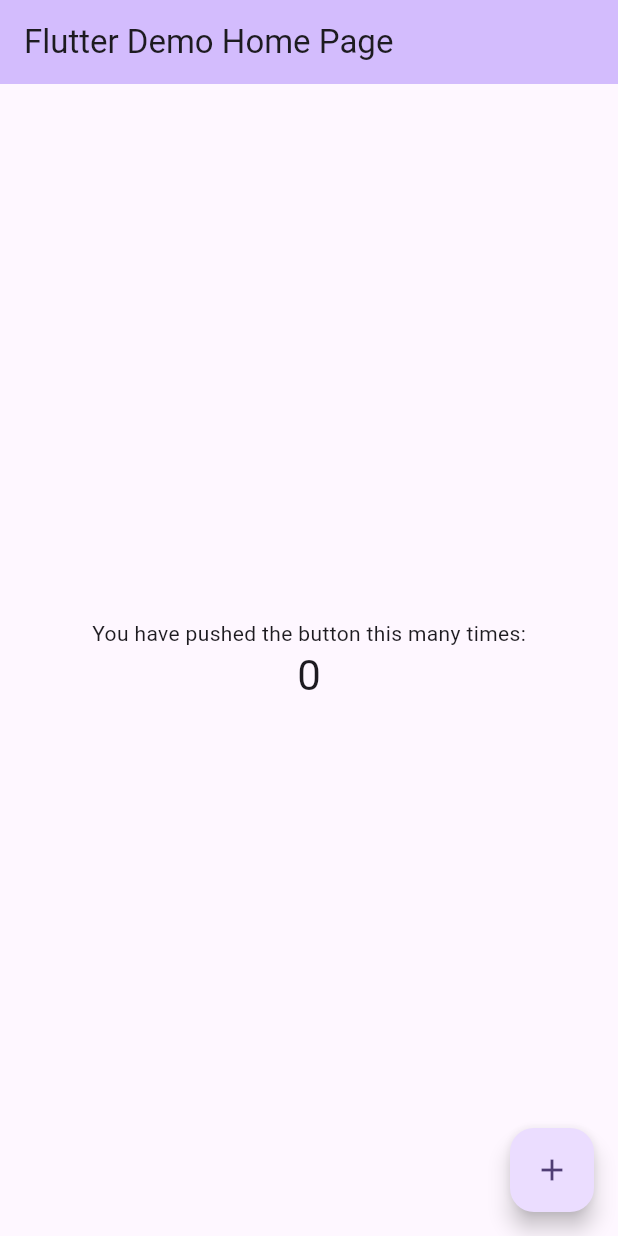
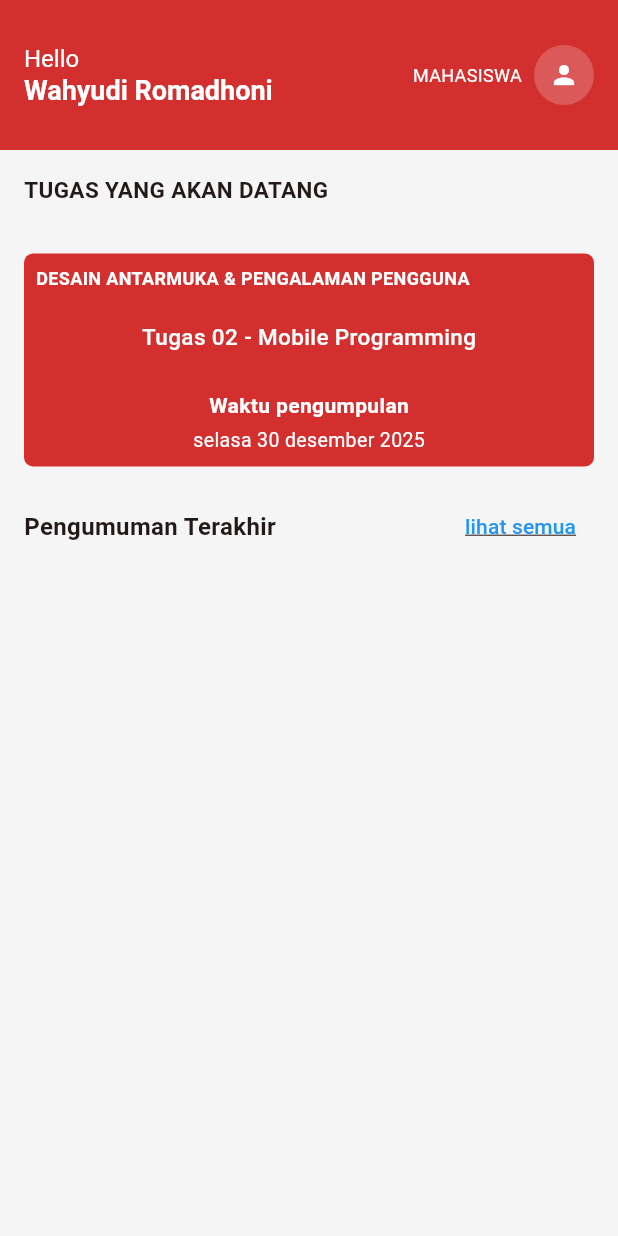
Before and after one commit to wahyudiRomadhoni/learngapp, a Flutter app: the screen it shows after launch, on a phone screen of 412 x 824 dp. Run offline on Flutter 3.47's test engine with Material 3 defaults, Android fonts, the phone set to English and light mode, and no system bars.

Commit message:
membuat app bar dan section bar

```diff
--- /dev/null
+++ b/lib/constants.dart
@@ -0,0 +1,15 @@
+import 'package:flutter/material.dart';
+
+// Constants for colors
+abstract class AppColors {
+  static const primary = Color(0xFF6200EE);
+  static const secondary = Color(0xFF03DAC6);
+  static const background = Color(0xFFF5F5F5);
+  static const cardBackground = Colors.white;
+  static const textPrimary = Color(0xFF212121);
+  static const textSecondary = Color(0xFF757575);
+  static const success = Color(0xFF4CAF50);
+  static const warning = Color(0xFFFFC107);
+  static const error = Color(0xFFF44336);
+  static const info = Color(0xFF2196F3);
+}
--- a/lib/main.dart
+++ b/lib/main.dart
@@ -1,4 +1,6 @@
 import 'package:flutter/material.dart';
+import 'widgets/header_section.dart';
+import 'constants.dart';
 
 void main() {
   runApp(const MyApp());
@@ -7,116 +9,131 @@ void main() {
 class MyApp extends StatelessWidget {
   const MyApp({super.key});
 
-  // This widget is the root of your application.
   @override
   Widget build(BuildContext context) {
     return MaterialApp(
-      title: 'Flutter Demo',
+      title: 'Learning Management System',
+      debugShowCheckedModeBanner: false,
       theme: ThemeData(
-        // This is the theme of your application.
-        //
-        // TRY THIS: Try running your application with "flutter run". You'll see
-        // the application has a purple toolbar. Then, without quitting the app,
-        // try changing the seedColor in the colorScheme below to Colors.green
-        // and then invoke "hot reload" (save your changes or press the "hot
-        // reload" button in a Flutter-supported IDE, or press "r" if you used
-        // the command line to start the app).
-        //
-        // Notice that the counter didn't reset back to zero; the application
-        // state is not lost during the reload. To reset the state, use hot
-        // restart instead.
-        //
-        // This works for code too, not just values: Most code changes can be
-        // tested with just a hot reload.
-        colorScheme: ColorScheme.fromSeed(seedColor: Colors.deepPurple),
+        colorScheme: ColorScheme.fromSeed(
+          seedColor: const Color(0xFFD32F2F),
+          primary: const Color(0xFFD32F2F),
+          secondary: AppColors.secondary,
+          surface: AppColors.background,
+        ),
+        scaffoldBackgroundColor: AppColors.background,
+        useMaterial3: true,
+        fontFamily: 'Roboto',
       ),
-      home: const MyHomePage(title: 'Flutter Demo Home Page'),
+      home: const DashboardScreen(),
     );
   }
 }
 
-class MyHomePage extends StatefulWidget {
-  const MyHomePage({super.key, required this.title});
-
-  // This widget is the home page of your application. It is stateful, meaning
-  // that it has a State object (defined below) that contains fields that affect
-  // how it looks.
-
-  // This class is the configuration for the state. It holds the values (in this
-  // case the title) provided by the parent (in this case the App widget) and
-  // used by the build method of the State. Fields in a Widget subclass are
-  // always marked "final".
-
-  final String title;
-
-  @override
-  State<MyHomePage> createState() => _MyHomePageState();
-}
-
-class _MyHomePageState extends State<MyHomePage> {
-  int _counter = 0;
-
-  void _incrementCounter() {
-    setState(() {
-      // This call to setState tells the Flutter framework that something has
-      // changed in this State, which causes it to rerun the build method below
-      // so that the display can reflect the updated values. If we changed
-      // _counter without calling setState(), then the build method would not be
-      // called again, and so nothing would appear to happen.
-      _counter++;
-    });
-  }
+class DashboardScreen extends StatelessWidget {
+  const DashboardScreen({super.key});
 
   @override
   Widget build(BuildContext context) {
-    // This method is rerun every time setState is called, for instance as done
-    // by the _incrementCounter method above.
-    //
-    // The Flutter framework has been optimized to make rerunning build methods
-    // fast, so that you can just rebuild anything that needs updating rather
-    // than having to individually change instances of widgets.
     return Scaffold(
       appBar: AppBar(
-        // TRY THIS: Try changing the color here to a specific color (to
-        // Colors.amber, perhaps?) and trigger a hot reload to see the AppBar
-        // change color while the other colors stay the same.
-        backgroundColor: Theme.of(context).colorScheme.inversePrimary,
-        // Here we take the value from the MyHomePage object that was created by
-        // the App.build method, and use it to set our appbar title.
-        title: Text(widget.title),
+        title: Column(
+          crossAxisAlignment: CrossAxisAlignment.start,
+          children: [
+            const Text(
+              'Hello',
+              style: TextStyle(fontSize: 16, fontWeight: FontWeight.normal),
+            ),
+            const Text(
+              'Wahyudi Romadhoni',
+              style: TextStyle(fontSize: 18, fontWeight: FontWeight.bold),
+            ),
+          ],
+        ),
+        actions: [
+          Padding(
+            padding: const EdgeInsets.only(right: 16.0),
+            child: Row(
+              mainAxisSize: MainAxisSize.min,
+              children: [
+                const Text(
+                  'MAHASISWA',
+                  style: TextStyle(color: Colors.white, fontSize: 12),
+                ),
+                const SizedBox(width: 8),
+                Container(
+                  width: 40,
+                  height: 40,
+                  decoration: BoxDecoration(
+                    color: Colors.white.withOpacity(0.2),
+                    borderRadius: BorderRadius.circular(20),
+                  ),
+                  child: const Icon(
+                    Icons.person,
+                    color: Colors.white,
+                    size: 20,
+                  ),
+                ),
+              ],
+            ),
+          ),
+        ],
+        backgroundColor: const Color(0xFFD32F2F),
+        foregroundColor: Colors.white,
+        elevation: 0,
+        toolbarHeight: 100,
       ),
-      body: Center(
-        // Center is a layout widget. It takes a single child and positions it
-        // in the middle of the parent.
+      body: SingleChildScrollView(
         child: Column(
-          // Column is also a layout widget. It takes a list of children and
-          // arranges them vertically. By default, it sizes itself to fit its
-          // children horizontally, and tries to be as tall as its parent.
-          //
-          // Column has various properties to control how it sizes itself and
-          // how it positions its children. Here we use mainAxisAlignment to
-          // center the children vertically; the main axis here is the vertical
-          // axis because Columns are vertical (the cross axis would be
-          // horizontal).
-          //
-          // TRY THIS: Invoke "debug painting" (choose the "Toggle Debug Paint"
-          // action in the IDE, or press "p" in the console), to see the
-          // wireframe for each widget.
-          mainAxisAlignment: MainAxisAlignment.center,
-          children: <Widget>[
-            const Text('You have pushed the button this many times:'),
-            Text(
-              '$_counter',
-              style: Theme.of(context).textTheme.headlineMedium,
+          crossAxisAlignment: CrossAxisAlignment.start,
+          children: [
+            Padding(
+              padding: EdgeInsets.all(16.0),
+              child: Text(
+                'TUGAS YANG AKAN DATANG',
+                style: TextStyle(fontSize: 15, fontWeight: FontWeight.bold),
+              ),
+            ),
+            Padding(
+              padding: EdgeInsets.all(16.0),
+              child: Column(
+                crossAxisAlignment: CrossAxisAlignment.start,
+                children: [
+                  HeaderSection(),
+                ],
+              ),
+            ),
+            Padding(
+              padding: EdgeInsets.only(top: 0, left: 16.0, right: 16.0),
+              child: Row(
+                mainAxisAlignment: MainAxisAlignment.spaceBetween,
+                children: [
+                  const Text(
+                    'Pengumuman Terakhir',
+                    style: TextStyle(
+                      fontSize: 16,
+                      fontWeight: FontWeight.bold,
+                    ),
+                  ),
+                  TextButton(
+                    onPressed: () {
+                      // Navigate to announcements page
+                    },
+                    child: Text(
+                      'lihat semua',
+                      style: TextStyle(
+                        color: Colors.blue,
+                        fontSize: 14,
+                        decoration: TextDecoration.underline,
+                      ),
+                    ),
+                  ),
+                ],
+              ),
             ),
           ],
         ),
       ),
-      floatingActionButton: FloatingActionButton(
-        onPressed: _incrementCounter,
-        tooltip: 'Increment',
-        child: const Icon(Icons.add),
-      ), // This trailing comma makes auto-formatting nicer for build methods.
     );
   }
 }
--- /dev/null
+++ b/lib/screens/dashboard_screen.dart
@@ -0,0 +1,45 @@
+import 'package:flutter/material.dart';
+import '../widgets/header_section.dart';
+import '../constants.dart';
+
+/// Dashboard Screen
+///
+/// This screen displays the main dashboard with a header section.
+/// It contains an AppBar with a greeting and user information,
+/// and a body with the main header section.
+class DashboardScreen extends StatelessWidget {
+  const DashboardScreen({super.key});
+
+  @override
+  Widget build(BuildContext context) {
+    return Scaffold(
+      appBar: AppBar(
+        backgroundColor: const Color(0xFFD32F2F),
+        foregroundColor: Colors.white,
+        elevation: 0,
+        title: Column(
+          crossAxisAlignment: CrossAxisAlignment.start,
+          children: const [
+            Text(
+              'Hello',
+              style: TextStyle(fontSize: 16, fontWeight: FontWeight.normal),
+            ),
+            Text(
+              'Wahyudi Romadhoni',
+              style: TextStyle(fontSize: 18, fontWeight: FontWeight.bold),
+            ),
+          ],
+        ),
+      ),
+      body: SingleChildScrollView(
+        child: Padding(
+          padding: EdgeInsets.all(16.0),
+          child: Column(
+            crossAxisAlignment: CrossAxisAlignment.start,
+            children: const [HeaderSection()],
+          ),
+        ),
+      ),
+    );
+  }
+}
--- /dev/null
+++ b/lib/widgets/header_section.dart
@@ -0,0 +1,64 @@
+import 'package:flutter/material.dart';
+import '../constants.dart';
+
+// Header Section
+class HeaderSection extends StatelessWidget {
+  const HeaderSection({super.key});
+
+  @override
+  Widget build(BuildContext context) {
+    return Container(
+      padding: const EdgeInsets.all(8.0),
+      decoration: BoxDecoration(
+        color: const Color(0xFFD32F2F),
+        borderRadius: BorderRadius.circular(6),
+      ),
+      child: Column(
+        crossAxisAlignment: CrossAxisAlignment.start,
+        children: [
+          const Text(
+            'DESAIN ANTARMUKA & PENGALAMAN PENGGUNA',
+            style: TextStyle(
+              fontSize: 12,
+              fontWeight: FontWeight.bold,
+              color: Colors.white,
+            ),
+          ),
+          const SizedBox(height: 20),
+          Center(
+            child: Text(
+              'Tugas 02 - Mobile Programming',
+              style: TextStyle(
+                fontSize: 15,
+                fontWeight: FontWeight.w500,
+                color: Colors.white,
+              ),
+            ),
+          ),
+          const SizedBox(height: 25),
+          Center(
+            child: Text(
+              'Waktu pengumpulan',
+              style: TextStyle(
+                fontSize: 14,
+                fontWeight: FontWeight.bold,
+                color: Colors.white,
+              ),
+            ),
+          ),
+          const SizedBox(height: 4),
+          Center(
+            child: Text(
+              'selasa 30 desember 2025',
+              style: TextStyle(
+                fontSize: 13,
+                fontWeight: FontWeight.normal,
+                color: Colors.white,
+              ),
+            ),
+          ),
+        ],
+      ),
+    );
+  }
+}
```
